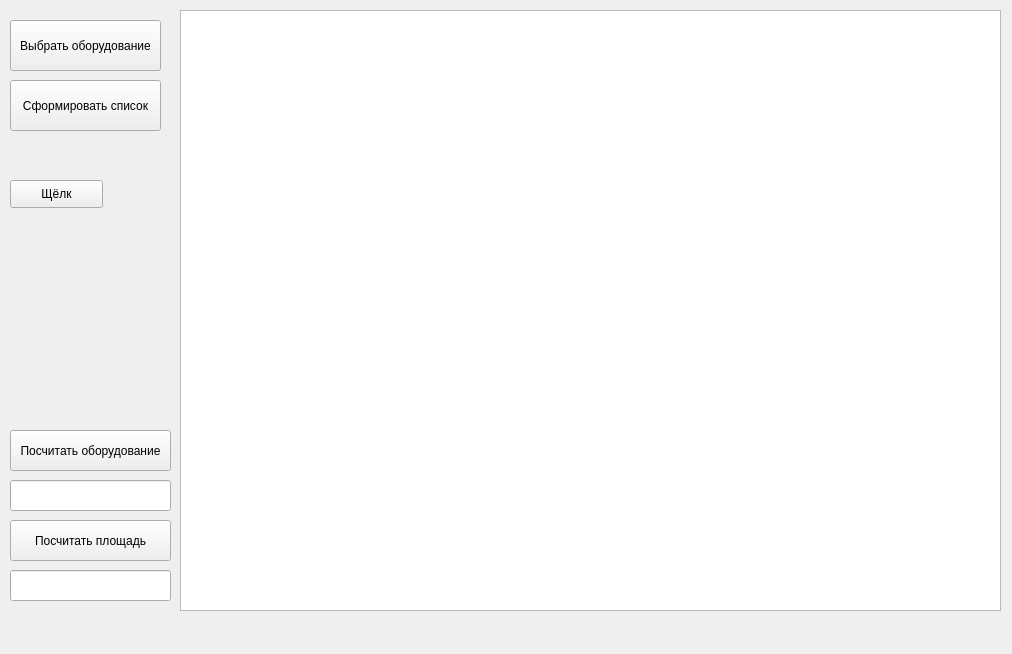
This is ui_forms/mainwindow.ui in Ukihara/scheme_editor as Qt 5 draws it before an edit. The edited form follows.
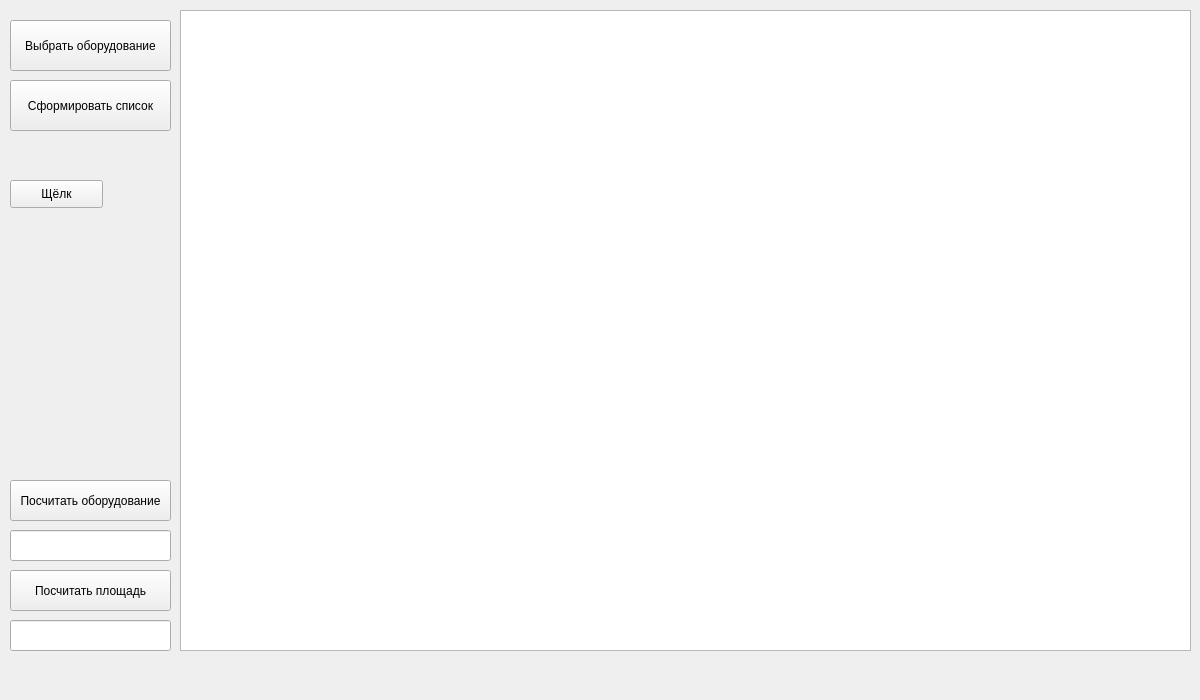
This is the edited form.

What changed in the file:
```diff
--- a/ui_forms/mainwindow.ui
+++ b/ui_forms/mainwindow.ui
@@ -6,10 +6,16 @@
    <rect>
     <x>0</x>
     <y>0</y>
-    <width>1012</width>
-    <height>654</height>
+    <width>1200</width>
+    <height>700</height>
    </rect>
   </property>
+  <property name="sizePolicy">
+   <sizepolicy hsizetype="Fixed" vsizetype="Fixed">
+    <horstretch>0</horstretch>
+    <verstretch>0</verstretch>
+   </sizepolicy>
+  </property>
   <property name="windowTitle">
    <string>Редактор расстановки</string>
   </property>
@@ -19,7 +25,7 @@
      <rect>
       <x>10</x>
       <y>20</y>
-      <width>151</width>
+      <width>161</width>
       <height>51</height>
      </rect>
     </property>
@@ -32,8 +38,8 @@
      <rect>
       <x>180</x>
       <y>10</y>
-      <width>821</width>
-      <height>601</height>
+      <width>1011</width>
+      <height>641</height>
      </rect>
     </property>
    </widget>
@@ -42,7 +48,7 @@
      <rect>
       <x>10</x>
       <y>80</y>
-      <width>151</width>
+      <width>161</width>
       <height>51</height>
      </rect>
     </property>
@@ -54,7 +60,7 @@
     <property name="geometry">
      <rect>
       <x>10</x>
-      <y>430</y>
+      <y>480</y>
       <width>161</width>
       <height>41</height>
      </rect>
@@ -67,7 +73,7 @@
     <property name="geometry">
      <rect>
       <x>10</x>
-      <y>480</y>
+      <y>530</y>
       <width>161</width>
       <height>31</height>
      </rect>
@@ -77,7 +83,7 @@
     <property name="geometry">
      <rect>
       <x>10</x>
-      <y>570</y>
+      <y>620</y>
       <width>161</width>
       <height>31</height>
      </rect>
@@ -90,7 +96,7 @@
     <property name="geometry">
      <rect>
       <x>10</x>
-      <y>520</y>
+      <y>570</y>
       <width>161</width>
       <height>41</height>
      </rect>
```
Left out of the diff: 2 changed lines with no effect on the pictures.
